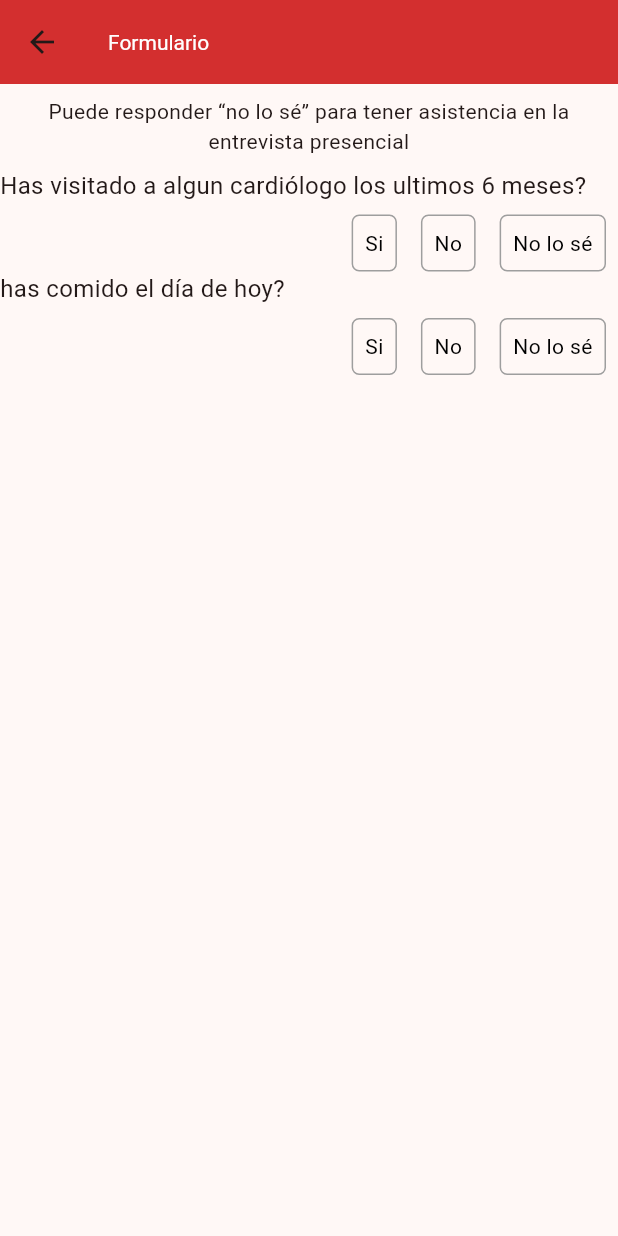
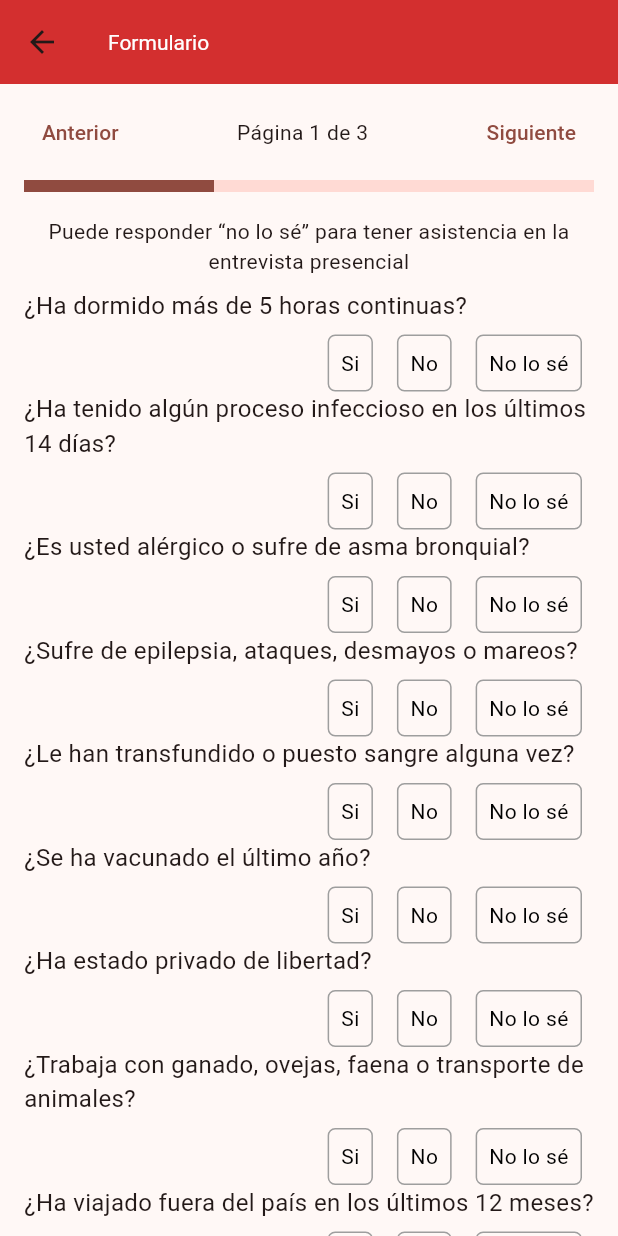
Before and after one commit to Cedricnator/vida-chile, a Flutter app: the FormScreen screen opened by its route, on a phone screen of 412 x 824 dp. Run offline on Flutter 3.47's test engine with Material 3 defaults, Android fonts, the phone set to English and light mode, and no system bars; missing offline and left inert: flutter_faq.

Commit message:
Refactor project structure and naming conventions

```diff
--- a/mobile/lib/app.dart
+++ b/mobile/lib/app.dart
@@ -19,8 +19,8 @@ class VidaChileApp extends StatelessWidget {
           '/login': (BuildContext context) => const LoginPage(),
           '/': (BuildContext context) => HomeScreen(),
           '/operativos': (BuildContext context) => const CampaignPage(),
-          '/preguntas-frecuentes': (BuildContext context) => FaqPage(),
-          '/formulario': (BuildContext context) => FormScreen(),
+          '/preguntas-frecuentes': (BuildContext context) => const FaqPage(),
+          '/formulario': (BuildContext context) =>  const FormScreen(),
         },
         theme: ThemeData(
           colorSchemeSeed: const Color.fromARGB(255, 240, 38, 24),
--- a/mobile/lib/features/form/view/form_screen.dart
+++ b/mobile/lib/features/form/view/form_screen.dart
@@ -1,29 +1,71 @@
 import 'package:flutter/material.dart';
+import 'package:vida_chile_app/features/form/model/form.dart';
+import 'package:vida_chile_app/features/form/services/api_form.dart';
+import 'package:vida_chile_app/features/form/widgets/form_progress_manager.dart';
 import 'package:vida_chile_app/features/form/widgets/form_question.dart';
-//Esta pantalla se encarga de recibir el id del formulario de un operativo
-//para  consultarlo y dividirlo en varias sub pantallas.
 
-class FormScreen extends StatelessWidget {
+class FormScreen extends StatefulWidget {
+  const FormScreen({super.key});
+
+  @override
+  State<FormScreen> createState() => _FormScreenState();
+}
+
+class _FormScreenState extends State<FormScreen> {
+  int actualPage = 1;
+  int totalPages = getFormFromId(1).pages.length;
+
   @override
   Widget build(BuildContext context) {
     return Scaffold(
-        appBar: AppBar(
-          title: const Text('Formulario'),
-        ),
-        body: Column(
+      appBar: AppBar(
+        title: const Text('Formulario'),
+      ),
+      body: Padding(
+        padding: const EdgeInsets.symmetric(horizontal: 16),
+        child: Column(
           children: [
+            FormProgressManager(
+              actualPage: actualPage,
+              totalPages: totalPages,
+              onPageChanged: (value) {
+                setState(() {
+                  actualPage = value;
+                });
+              },
+            ),
             Container(
-              padding: EdgeInsets.all(8),
+              padding: const EdgeInsets.all(8),
               child: const Text(
                 'Puede responder “no lo sé” para tener asistencia en la entrevista presencial',
                 textAlign: TextAlign.center,
               ),
             ),
-            FormQuestion(
-                question:
-                    "Has visitado a algun cardiólogo los ultimos 6 meses?"),
-            FormQuestion(question: "has comido el día de hoy?"),
+            Expanded(
+              flex: 1,
+              // Usar Expanded para que ListView ocupe el espacio restante
+              //TODO:
+              child: ListView(
+                children: _buildQuestions(getFormFromId(1)),
+              ),
+            ),
           ],
-        ));
+        ),
+      ),
+    );
+  }
+
+  List<Widget> _buildQuestions(FormModel form) {
+    List<Widget> questionWidgets =
+        []; // Crear una lista para almacenar los widgets de preguntas
+    setState(() {
+      totalPages = form.pages.length; // Actualizar el total de páginas
+    });
+    for (var question in form.pages[actualPage - 1].questions) {
+      // Agregar cada widget de pregunta a la lista
+      questionWidgets.add(FormQuestion(question: question.question));
+    }
+
+    return questionWidgets; // Devolver la lista de widgets
   }
 }
```
